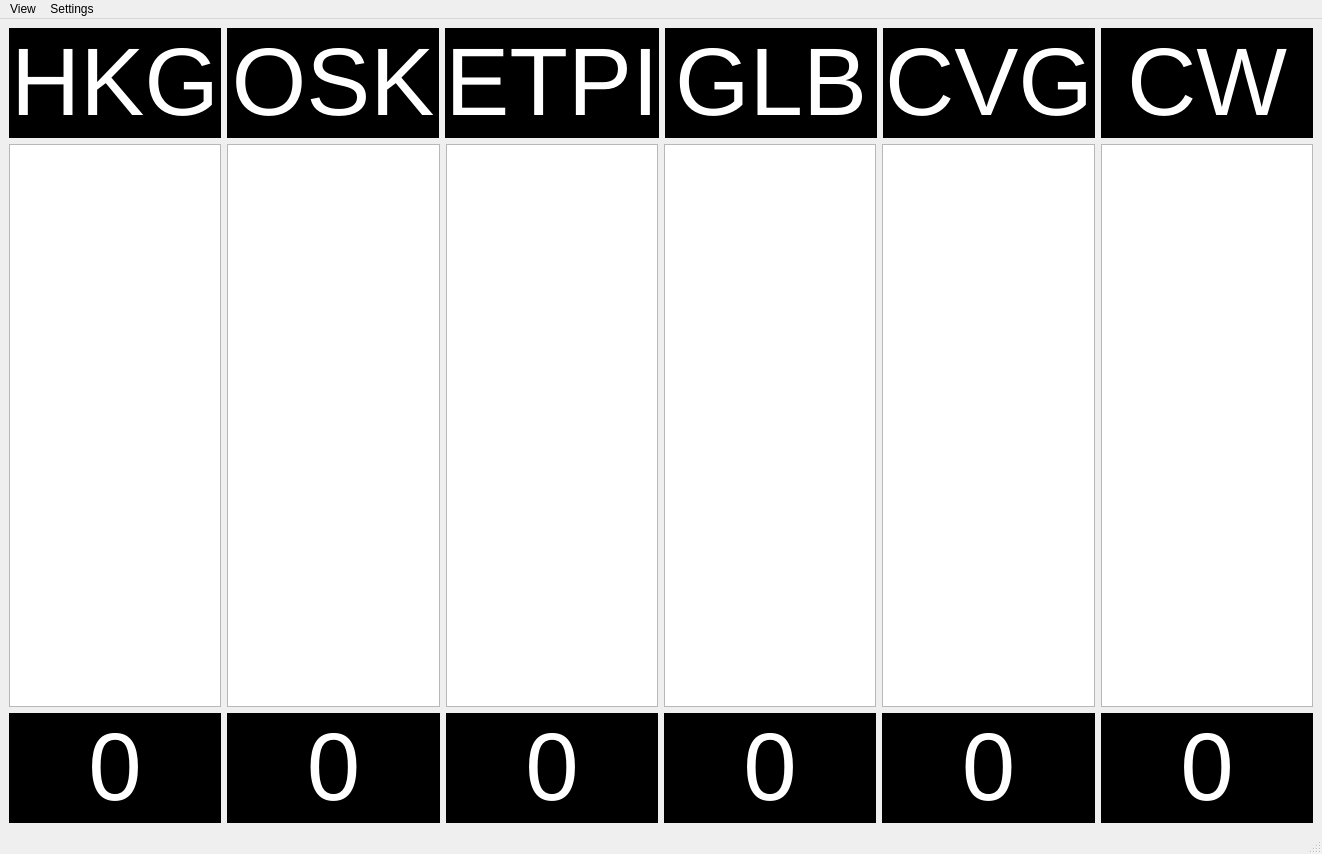
Above: ping_gui.ui from andreslearns/ping-dashboard before the change. Below: the same form after it.
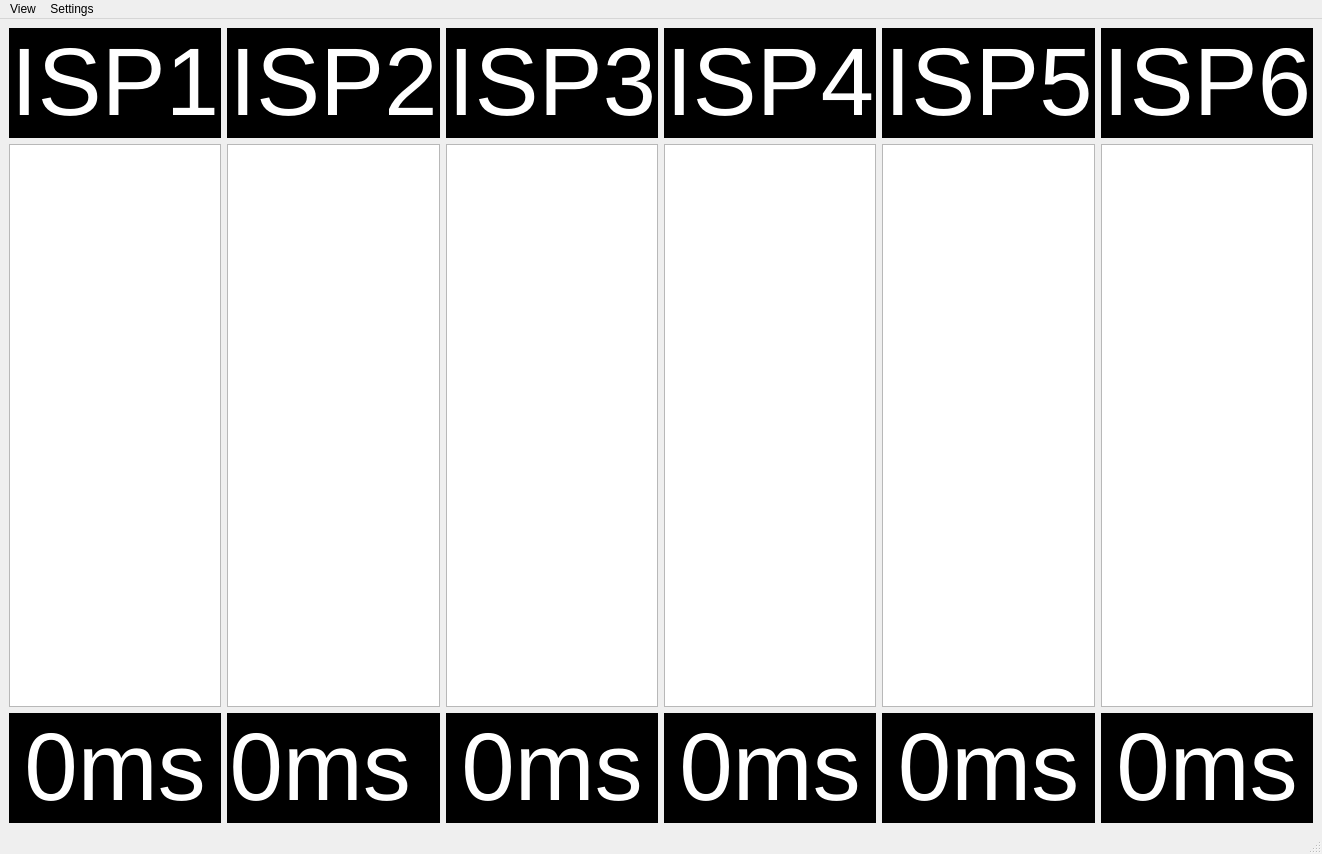
That is the form after the change.

Patch:
```diff
--- a/ping_gui.ui
+++ b/ping_gui.ui
@@ -440,7 +440,7 @@
            <bool>true</bool>
           </property>
           <property name="text">
-           <string>&lt;html&gt;&lt;head/&gt;&lt;body&gt;&lt;p align=&quot;center&quot;&gt;&lt;span style=&quot; font-size:72pt;&quot;&gt;HKG&lt;/span&gt;&lt;/p&gt;&lt;/body&gt;&lt;/html&gt;</string>
+           <string>&lt;html&gt;&lt;head/&gt;&lt;body&gt;&lt;p align=&quot;center&quot;&gt;&lt;span style=&quot; font-size:72pt;&quot;&gt;ISP1&lt;/span&gt;&lt;/p&gt;&lt;/body&gt;&lt;/html&gt;</string>
           </property>
          </widget>
         </item>
@@ -865,7 +865,7 @@
            <bool>true</bool>
           </property>
           <property name="text">
-           <string>&lt;html&gt;&lt;head/&gt;&lt;body&gt;&lt;p align=&quot;center&quot;&gt;&lt;span style=&quot; font-size:72pt;&quot;&gt;OSK&lt;/span&gt;&lt;/p&gt;&lt;/body&gt;&lt;/html&gt;</string>
+           <string>&lt;html&gt;&lt;head/&gt;&lt;body&gt;&lt;p align=&quot;center&quot;&gt;&lt;span style=&quot; font-size:72pt;&quot;&gt;ISP2&lt;/span&gt;&lt;/p&gt;&lt;/body&gt;&lt;/html&gt;</string>
           </property>
          </widget>
         </item>
@@ -1290,7 +1290,7 @@
            <bool>true</bool>
           </property>
           <property name="text">
-           <string>&lt;html&gt;&lt;head/&gt;&lt;body&gt;&lt;p align=&quot;center&quot;&gt;&lt;span style=&quot; font-size:72pt;&quot;&gt;ETPI&lt;/span&gt;&lt;/p&gt;&lt;/body&gt;&lt;/html&gt;</string>
+           <string>&lt;html&gt;&lt;head/&gt;&lt;body&gt;&lt;p align=&quot;center&quot;&gt;&lt;span style=&quot; font-size:72pt;&quot;&gt;ISP3&lt;/span&gt;&lt;/p&gt;&lt;/body&gt;&lt;/html&gt;</string>
           </property>
          </widget>
         </item>
@@ -1715,7 +1715,7 @@
            <bool>true</bool>
           </property>
           <property name="text">
-           <string>&lt;html&gt;&lt;head/&gt;&lt;body&gt;&lt;p align=&quot;center&quot;&gt;&lt;span style=&quot; font-size:72pt;&quot;&gt;GLB&lt;/span&gt;&lt;/p&gt;&lt;/body&gt;&lt;/html&gt;</string>
+           <string>&lt;html&gt;&lt;head/&gt;&lt;body&gt;&lt;p align=&quot;center&quot;&gt;&lt;span style=&quot; font-size:72pt;&quot;&gt;ISP4&lt;/span&gt;&lt;/p&gt;&lt;/body&gt;&lt;/html&gt;</string>
           </property>
          </widget>
         </item>
@@ -2140,7 +2140,7 @@
            <bool>true</bool>
           </property>
           <property name="text">
-           <string>&lt;html&gt;&lt;head/&gt;&lt;body&gt;&lt;p align=&quot;center&quot;&gt;&lt;span style=&quot; font-size:72pt;&quot;&gt;CVG&lt;/span&gt;&lt;/p&gt;&lt;/body&gt;&lt;/html&gt;</string>
+           <string>&lt;html&gt;&lt;head/&gt;&lt;body&gt;&lt;p align=&quot;center&quot;&gt;&lt;span style=&quot; font-size:72pt;&quot;&gt;ISP5&lt;/span&gt;&lt;/p&gt;&lt;/body&gt;&lt;/html&gt;</string>
           </property>
          </widget>
         </item>
@@ -2565,7 +2565,7 @@
            <bool>true</bool>
           </property>
           <property name="text">
-           <string>&lt;html&gt;&lt;head/&gt;&lt;body&gt;&lt;p align=&quot;center&quot;&gt;&lt;span style=&quot; font-size:72pt;&quot;&gt;CW&lt;/span&gt;&lt;/p&gt;&lt;/body&gt;&lt;/html&gt;</string>
+           <string>&lt;html&gt;&lt;head/&gt;&lt;body&gt;&lt;p align=&quot;center&quot;&gt;&lt;span style=&quot; font-size:72pt;&quot;&gt;ISP6&lt;/span&gt;&lt;/p&gt;&lt;/body&gt;&lt;/html&gt;</string>
           </property>
          </widget>
         </item>
@@ -3085,7 +3085,7 @@
            <bool>true</bool>
           </property>
           <property name="text">
-           <string>&lt;html&gt;&lt;head/&gt;&lt;body&gt;&lt;p align=&quot;center&quot;&gt;&lt;span style=&quot; font-size:72pt;&quot;&gt;0&lt;/span&gt;&lt;/p&gt;&lt;/body&gt;&lt;/html&gt;</string>
+           <string>&lt;html&gt;&lt;head/&gt;&lt;body&gt;&lt;p align=&quot;center&quot;&gt;&lt;span style=&quot; font-size:72pt;&quot;&gt;0ms&lt;/span&gt;&lt;/p&gt;&lt;/body&gt;&lt;/html&gt;</string>
           </property>
          </widget>
         </item>
@@ -3510,7 +3510,8 @@
            <bool>true</bool>
           </property>
           <property name="text">
-           <string>&lt;html&gt;&lt;head/&gt;&lt;body&gt;&lt;p align=&quot;center&quot;&gt;&lt;span style=&quot; font-size:72pt;&quot;&gt;0&lt;/span&gt;&lt;/p&gt;&lt;/body&gt;&lt;/html&gt;</string>
+           <string>&lt;html&gt;&lt;head/&gt;&lt;body&gt;&lt;p align=&quot;center&quot;&gt;&lt;span style=&quot; font-size:72pt;&quot;&gt;0ms
+&lt;/span&gt;&lt;/p&gt;&lt;/body&gt;&lt;/html&gt;</string>
           </property>
          </widget>
         </item>
@@ -3935,7 +3936,7 @@
            <bool>true</bool>
           </property>
           <property name="text">
-           <string>&lt;html&gt;&lt;head/&gt;&lt;body&gt;&lt;p align=&quot;center&quot;&gt;&lt;span style=&quot; font-size:72pt;&quot;&gt;0&lt;/span&gt;&lt;/p&gt;&lt;/body&gt;&lt;/html&gt;</string>
+           <string>&lt;html&gt;&lt;head/&gt;&lt;body&gt;&lt;p align=&quot;center&quot;&gt;&lt;span style=&quot; font-size:72pt;&quot;&gt;0ms&lt;/span&gt;&lt;/p&gt;&lt;/body&gt;&lt;/html&gt;</string>
           </property>
          </widget>
         </item>
@@ -4360,7 +4361,7 @@
            <bool>true</bool>
           </property>
           <property name="text">
-           <string>&lt;html&gt;&lt;head/&gt;&lt;body&gt;&lt;p align=&quot;center&quot;&gt;&lt;span style=&quot; font-size:72pt;&quot;&gt;0&lt;/span&gt;&lt;/p&gt;&lt;/body&gt;&lt;/html&gt;</string>
+           <string>&lt;html&gt;&lt;head/&gt;&lt;body&gt;&lt;p align=&quot;center&quot;&gt;&lt;span style=&quot; font-size:72pt;&quot;&gt;0ms&lt;/span&gt;&lt;/p&gt;&lt;/body&gt;&lt;/html&gt;</string>
           </property>
          </widget>
         </item>
@@ -4785,7 +4786,7 @@
            <bool>true</bool>
           </property>
           <property name="text">
-           <string>&lt;html&gt;&lt;head/&gt;&lt;body&gt;&lt;p align=&quot;center&quot;&gt;&lt;span style=&quot; font-size:72pt;&quot;&gt;0&lt;/span&gt;&lt;/p&gt;&lt;/body&gt;&lt;/html&gt;</string>
+           <string>&lt;html&gt;&lt;head/&gt;&lt;body&gt;&lt;p align=&quot;center&quot;&gt;&lt;span style=&quot; font-size:72pt;&quot;&gt;0ms&lt;/span&gt;&lt;/p&gt;&lt;/body&gt;&lt;/html&gt;</string>
           </property>
          </widget>
         </item>
@@ -5210,7 +5211,7 @@
            <bool>true</bool>
           </property>
           <property name="text">
-           <string>&lt;html&gt;&lt;head/&gt;&lt;body&gt;&lt;p align=&quot;center&quot;&gt;&lt;span style=&quot; font-size:72pt;&quot;&gt;0&lt;/span&gt;&lt;/p&gt;&lt;/body&gt;&lt;/html&gt;</string>
+           <string>&lt;html&gt;&lt;head/&gt;&lt;body&gt;&lt;p align=&quot;center&quot;&gt;&lt;span style=&quot; font-size:72pt;&quot;&gt;0ms&lt;/span&gt;&lt;/p&gt;&lt;/body&gt;&lt;/html&gt;</string>
           </property>
          </widget>
         </item>
```
Left out of the diff: 4 changed lines with no effect on the pictures.
